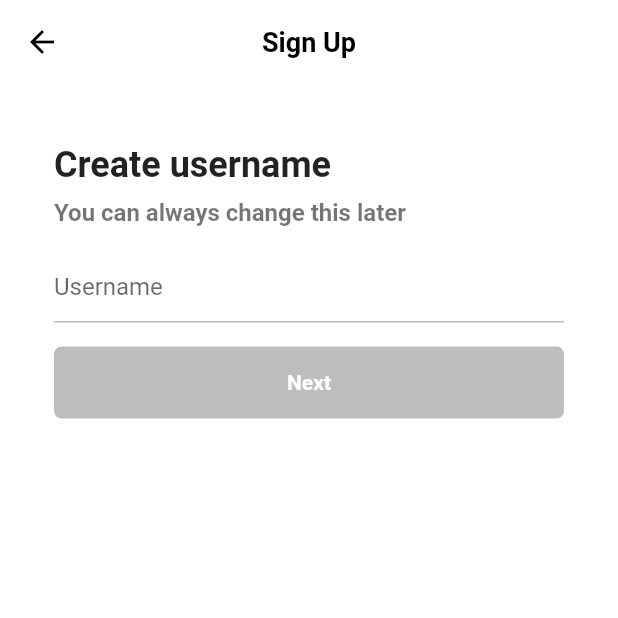
After one commit to colJY/flutter_tiktok_clone, a Flutter app: the screen it shows after launch, after a tap on "Use email and password", on a phone screen of 412 x 824 dp, the top half of it. The commit adds this screen. Run offline on Flutter 3.47's test engine with Material 2 defaults, Android fonts, the phone set to English and light mode, and no system bars; our stand-ins replace font_awesome_flutter.

Commit message:
username Screen

```diff
--- a/lib/features/authentication/login_screen.dart
+++ b/lib/features/authentication/login_screen.dart
@@ -7,7 +7,7 @@ import 'package:tiktok_clone/features/authentication/widgets/auth_button.dart';
 class LoginScreen extends StatelessWidget {
   const LoginScreen({super.key});
 
-  void onSignUpTap(BuildContext context) {
+  void _onSignUpTap(BuildContext context) {
     Navigator.of(context).pop();
   }
 
@@ -53,7 +53,7 @@ class LoginScreen extends StatelessWidget {
         ),
       ),
       bottomNavigationBar: BottomAppBar(
-        color: Colors.grey.shade100,
+        color: Colors.grey.shade50,
         elevation: 2,
         child: Padding(
           padding: const EdgeInsets.symmetric(
@@ -65,7 +65,7 @@ class LoginScreen extends StatelessWidget {
               const Text("Don't have an account?"),
               Gaps.h5,
               GestureDetector(
-                onTap: () => onSignUpTap(context),
+                onTap: () => _onSignUpTap(context),
                 child: Text(
                   "Sign up",
                   style: TextStyle(
--- a/lib/features/authentication/sign_up_screen.dart
+++ b/lib/features/authentication/sign_up_screen.dart
@@ -2,16 +2,25 @@ import 'package:flutter/material.dart';
 import 'package:font_awesome_flutter/font_awesome_flutter.dart';
 import 'package:tiktok_clone/constants/gaps.dart';
 import 'package:tiktok_clone/constants/sizes.dart';
+import 'package:tiktok_clone/features/authentication/username_screen.dart';
 import 'package:tiktok_clone/features/authentication/login_screen.dart';
 import 'package:tiktok_clone/features/authentication/widgets/auth_button.dart';
 
 class SignUpScreen extends StatelessWidget {
   const SignUpScreen({super.key});
 
-  void onLoginTap(BuildContext context) {
+  void _onLoginTap(BuildContext context) {
     Navigator.of(context).push(
       MaterialPageRoute(
         builder: (context) => const LoginScreen(),
+      ),
+    );
+  }
+
+  void _onEmailTap(BuildContext context) {
+    Navigator.of(context).push(
+      MaterialPageRoute(
+        builder: (context) => const UsernameScreen(),
       ),
     );
   }
@@ -25,9 +34,9 @@ class SignUpScreen extends StatelessWidget {
             horizontal: Sizes.size40,
           ),
           child: Column(
-            children: const [
+            children: [
               Gaps.v80,
-              Text(
+              const Text(
                 "Sign up for TikTok",
                 style: TextStyle(
                   fontSize: Sizes.size24,
@@ -35,7 +44,7 @@ class SignUpScreen extends StatelessWidget {
                 ),
               ),
               Gaps.v20,
-              Text(
+              const Text(
                 "Create a profile, follow other accounts, maker your own videos, and more.",
                 style: TextStyle(
                   fontSize: Sizes.size16,
@@ -44,12 +53,15 @@ class SignUpScreen extends StatelessWidget {
                 textAlign: TextAlign.center,
               ),
               Gaps.v40,
-              AuthButton(
-                icon: FaIcon(FontAwesomeIcons.user),
-                text: 'Use email and password',
+              GestureDetector(
+                onTap: () => _onEmailTap(context),
+                child: const AuthButton(
+                  icon: FaIcon(FontAwesomeIcons.user),
+                  text: 'Use email and password',
+                ),
               ),
               Gaps.v16,
-              AuthButton(
+              const AuthButton(
                 icon: FaIcon(FontAwesomeIcons.apple),
                 text: 'Continue with Apple',
               ),
@@ -58,7 +70,7 @@ class SignUpScreen extends StatelessWidget {
         ),
       ),
       bottomNavigationBar: BottomAppBar(
-        color: Colors.grey.shade100,
+        color: Colors.grey.shade50,
         elevation: 2,
         child: Padding(
           padding: const EdgeInsets.symmetric(
@@ -70,7 +82,7 @@ class SignUpScreen extends StatelessWidget {
               const Text("Already have an account?"),
               Gaps.h5,
               GestureDetector(
-                onTap: () => onLoginTap(context),
+                onTap: () => _onLoginTap(context),
                 child: Text(
                   "Log in",
                   style: TextStyle(
--- /dev/null
+++ b/lib/features/authentication/username_screen.dart
@@ -0,0 +1,106 @@
+import 'package:flutter/material.dart';
+import 'package:tiktok_clone/constants/gaps.dart';
+import 'package:tiktok_clone/constants/sizes.dart';
+
+class UsernameScreen extends StatefulWidget {
+  const UsernameScreen({super.key});
+
+  @override
+  State<UsernameScreen> createState() => _UsernameScreenState();
+}
+
+class _UsernameScreenState extends State<UsernameScreen> {
+  final TextEditingController _usernameController = TextEditingController();
+
+  String _username = "";
+
+  @override
+  void initState() {
+    super.initState();
+    _usernameController.addListener(() {
+      setState(() {
+        _username = _usernameController.text;
+      });
+    });
+  }
+
+  @override
+  Widget build(BuildContext context) {
+    return Scaffold(
+      appBar: AppBar(
+        title: const Text(
+          "Sign Up",
+        ),
+      ),
+      body: Padding(
+        padding: const EdgeInsets.symmetric(
+          horizontal: Sizes.size36,
+        ),
+        child: Column(
+          crossAxisAlignment: CrossAxisAlignment.start,
+          children: [
+            Gaps.v40,
+            const Text(
+              "Create username",
+              style: TextStyle(
+                fontSize: Sizes.size24,
+                fontWeight: FontWeight.w700,
+              ),
+            ),
+            Gaps.v8,
+            const Text(
+              "You can always change this later",
+              style: TextStyle(
+                color: Colors.black54,
+                fontSize: Sizes.size16,
+                fontWeight: FontWeight.w600,
+              ),
+            ),
+            Gaps.v16,
+            TextField(
+              controller: _usernameController,
+              decoration: InputDecoration(
+                hintText: "Username",
+                enabledBorder: UnderlineInputBorder(
+                  borderSide: BorderSide(
+                    color: Colors.grey.shade400,
+                  ),
+                ),
+                focusedBorder: UnderlineInputBorder(
+                  borderSide: BorderSide(
+                    color: Colors.grey.shade400,
+                  ),
+                ),
+              ),
+              cursorColor: Theme.of(context).primaryColor,
+            ),
+            Gaps.v16,
+            FractionallySizedBox(
+              widthFactor: 1,
+              child: AnimatedContainer(
+                padding: const EdgeInsets.symmetric(
+                  vertical: Sizes.size16,
+                ),
+                decoration: BoxDecoration(
+                  borderRadius: BorderRadius.circular(Sizes.size5),
+                  color: _username.isEmpty
+                      ? Colors.grey.shade400
+                      : Theme.of(context).primaryColor,
+                ),
+                duration: const Duration(milliseconds: 500),
+                child: const Text(
+                  'Next',
+                  style: TextStyle(
+                    color: Colors.white,
+                    fontWeight: FontWeight.w600,
+                  ),
+                  textAlign: TextAlign.center,
+                ),
+              ),
+            )
+          ],
+        ),
+      ),
+    );
+  }
+}
--- a/lib/main.dart
+++ b/lib/main.dart
@@ -1,5 +1,7 @@
 import 'package:flutter/material.dart';
 import 'package:tiktok_clone/features/authentication/sign_up_screen.dart';
+
+import 'constants/sizes.dart';
 
 void main() {
   runApp(const TikTokApp());
@@ -13,7 +15,19 @@ class TikTokApp extends StatelessWidget {
     return MaterialApp(
       title: 'Flutter Demo',
       theme: ThemeData(
+        scaffoldBackgroundColor: Colors.white,
         primaryColor: const Color(0xFFE9435A),
+        appBarTheme: const AppBarTheme(
+          centerTitle: true,
+          foregroundColor: Colors.black,
+          backgroundColor: Colors.white,
+          elevation: 0,
+          titleTextStyle: TextStyle(
+            fontSize: Sizes.size16 + Sizes.size2,
+            fontWeight: FontWeight.w600,
+            color: Colors.black,
+          ),
+        ),
       ),
       home: const SignUpScreen(),
     );
```
